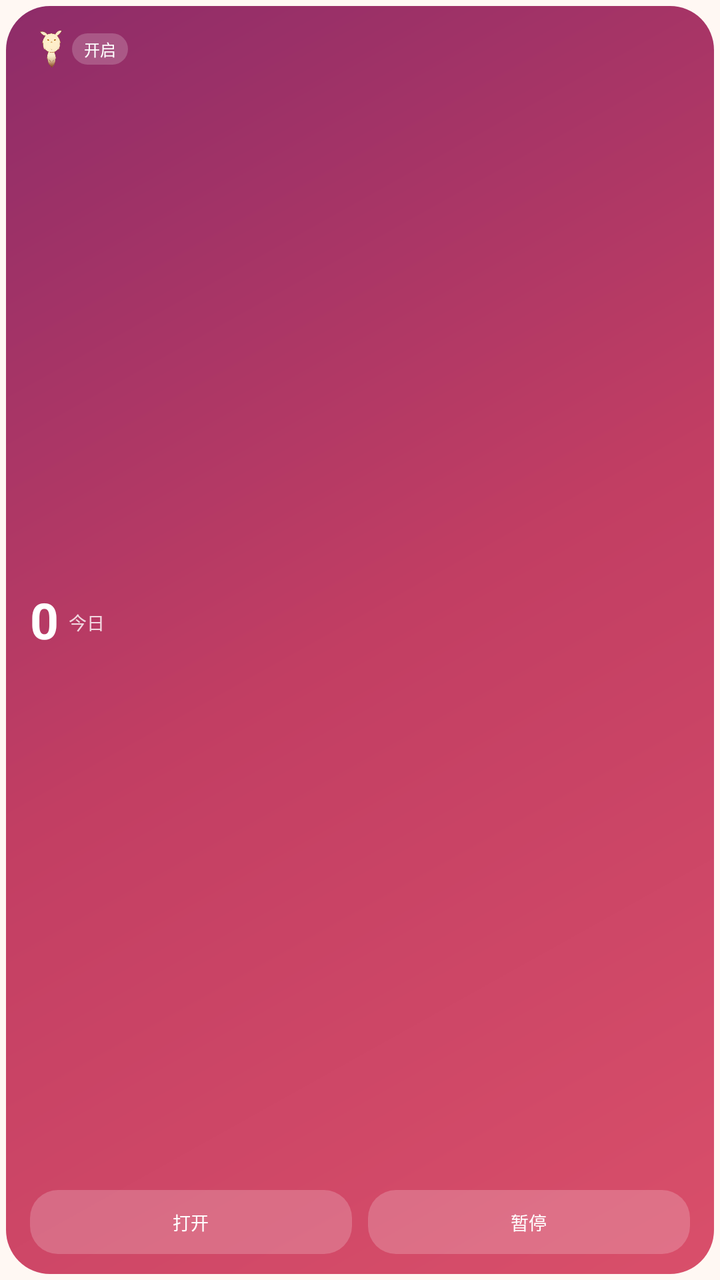
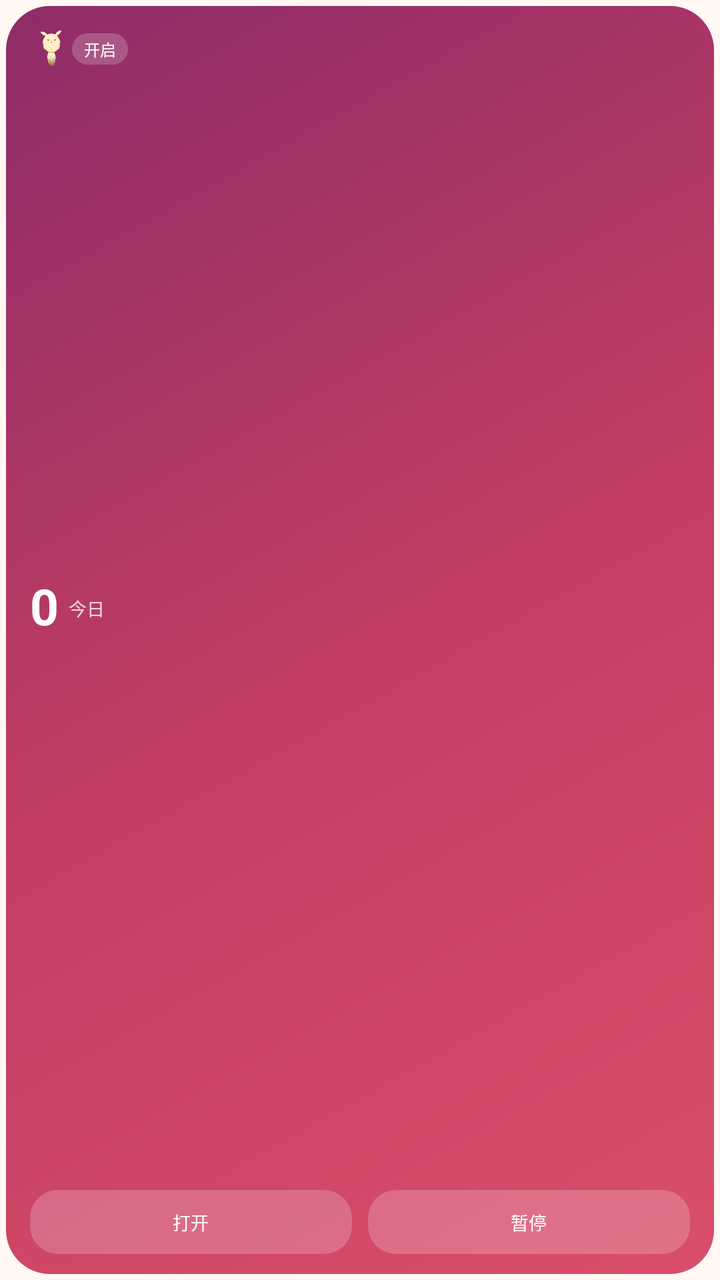

Compare the two renders of this Android layout. The source of the first and the diff that turns it into the second are given below.
<!-- AndroidManifest.xml: application theme Theme.Sms2Bark -->
<!-- res/layout/widget_dodocomm.xml -->
<?xml version="1.0" encoding="utf-8"?>
<FrameLayout xmlns:android="http://schemas.android.com/apk/res/android"
    android:id="@+id/widget_root"
    android:layout_width="match_parent"
    android:layout_height="match_parent"
    android:background="@android:color/transparent"
    android:padding="3dp">

    <LinearLayout
        android:id="@+id/widget_card"
        android:layout_width="match_parent"
        android:layout_height="match_parent"
        android:background="@drawable/widget_background"
        android:orientation="vertical"
        android:paddingStart="12dp"
        android:paddingTop="11dp"
        android:paddingEnd="12dp"
        android:paddingBottom="10dp">

        <LinearLayout
            android:layout_width="match_parent"
            android:layout_height="wrap_content"
            android:gravity="center_vertical"
            android:orientation="horizontal">

            <ImageView
                android:layout_width="21dp"
                android:layout_height="21dp"
                android:contentDescription="@null"
                android:src="@drawable/dodoco_mascot" />

            <TextView
                android:id="@+id/widget_title"
                android:layout_width="0dp"
                android:visibility="gone"
                android:layout_height="wrap_content"
                android:layout_marginStart="6dp"
                android:layout_weight="1"
                android:ellipsize="end"
                android:maxLines="1"
                android:text="@string/widget_title"
                android:textColor="#FFFFFFFF"
                android:textSize="11sp"
                android:textStyle="bold" />

            <TextView
                android:id="@+id/widget_status"
                android:layout_width="wrap_content"
                android:layout_height="wrap_content"
                android:background="@drawable/widget_chip"
                android:ellipsize="end"
                android:maxLines="1"
                android:maxWidth="82dp"
                android:paddingHorizontal="6dp"
                android:paddingVertical="2dp"
                android:text="@string/widget_status_on"
                android:textColor="#FFFFFFFF"
                android:textSize="8sp" />
        </LinearLayout>

        <LinearLayout
            android:layout_width="match_parent"
            android:layout_height="0dp"
            android:layout_weight="1"
            android:orientation="horizontal"
            android:gravity="center_vertical">
            <TextView
                android:id="@+id/widget_count"
                android:layout_width="wrap_content"
                android:layout_height="wrap_content"
                android:includeFontPadding="false"
                android:text="0"
                android:textColor="#FFFFFFFF"
                android:textSize="25sp"
                android:textStyle="bold" />
            <TextView
                android:id="@+id/widget_count_label"
                android:layout_width="wrap_content"
                android:layout_height="wrap_content"
                android:layout_gravity="center_vertical"
                android:layout_marginStart="5dp"
                android:maxLines="1"
                android:text="@string/widget_label_today"
                android:textColor="#CCFFFFFF"
                android:textSize="9sp" />
        </LinearLayout>

        <LinearLayout
            android:layout_width="match_parent"
            android:layout_height="32dp"
            android:layout_marginTop="8dp"
            android:orientation="horizontal">

            <TextView
                android:id="@+id/widget_open"
                android:layout_width="0dp"
                android:layout_height="match_parent"
                android:layout_weight="1"
                android:background="@drawable/widget_chip"
                android:ellipsize="end"
                android:gravity="center"
                android:maxLines="1"
                android:paddingHorizontal="4dp"
                android:text="@string/widget_action_open"
                android:textColor="#FFFFFFFF"
                android:textSize="9sp" />

            <TextView
                android:id="@+id/widget_toggle"
                android:layout_width="0dp"
                android:layout_height="match_parent"
                android:layout_marginStart="8dp"
                android:layout_weight="1"
                android:background="@drawable/widget_chip"
                android:ellipsize="end"
                android:gravity="center"
                android:maxLines="1"
                android:paddingHorizontal="4dp"
                android:text="@string/widget_action_pause"
                android:textColor="#FFFFFFFF"
                android:textSize="9sp" />
        </LinearLayout>
    </LinearLayout>
</FrameLayout>
<!-- resources referenced by this layout -->
<resources>
  <!-- drawable dodoco_mascot: png bitmap (drawable-nodpi, 144085 bytes) -->
  <!-- drawable widget_background (drawable) -->
  <?xml version="1.0" encoding="utf-8"?>
  <shape xmlns:android="http://schemas.android.com/apk/res/android" android:shape="rectangle">
      <gradient
          android:angle="135"
          android:startColor="#D94F6A"
          android:centerColor="#C23E63"
          android:endColor="#8E2C69" />
      <corners android:radius="22dp" />
  </shape>
  <!-- drawable widget_chip (drawable) -->
  <?xml version="1.0" encoding="utf-8"?>
  <shape xmlns:android="http://schemas.android.com/apk/res/android" android:shape="rectangle">
      <solid android:color="#33FFFFFF" />
      <corners android:radius="14dp" />
  </shape>
  <string name="widget_action_open">打开</string>
  <string name="widget_action_pause">暂停</string>
  <string name="widget_label_today">今日</string>
  <string name="widget_status_on">开启</string>
  <string name="widget_title">嘟嘟通讯</string>
  <style name="Theme.Sms2Bark" parent="android:Theme.Material.Light.NoActionBar">
          <item name="android:windowBackground">@color/splash_background</item>
          <item name="android:statusBarColor">@android:color/transparent</item>
          <item name="android:navigationBarColor">@android:color/transparent</item>
          <item name="android:windowLightStatusBar">true</item>
          <item name="android:windowDrawsSystemBarBackgrounds">true</item>
      </style>
  <color name="splash_background">#FFFFF8F3</color>
</resources>

<!-- the commit's change to res/layout/widget_dodocomm.xml (unified diff, before → after) -->
@@ -85,6 +85,16 @@
                 android:textSize="9sp" />
         </LinearLayout>
 
+        <TextView
+            android:id="@+id/widget_recent_sender"
+            android:layout_width="match_parent"
+            android:layout_height="wrap_content"
+            android:layout_marginTop="3dp"
+            android:ellipsize="end"
+            android:maxLines="1"
+            android:textColor="#D9FFFFFF"
+            android:textSize="8sp" />
+
         <LinearLayout
             android:layout_width="match_parent"
             android:layout_height="32dp"
